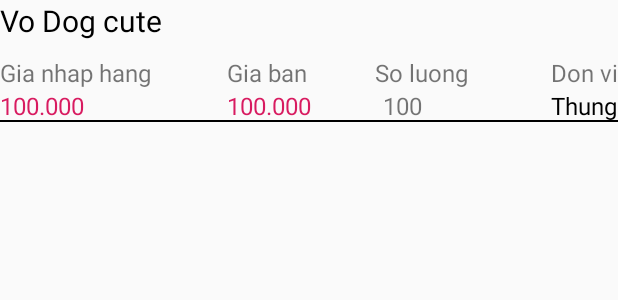
After one commit to tri11295/Qu-n-l-TD, an Android app: the layout item_detail.xml on its own in the app's theme, with its tools: preview values and no code run, on a phone screen of 412 x 824 dp. The commit adds this screen. Shown: the top 300 px of the screen. Run offline under Robolectric (Android 15) with nearby library versions, the phone set to English and light mode, and no system bars.

Commit message:
commit 2

```diff
--- a/app/src/main/java/com/example/qunltd/ui/home/HomeAdapter.kt
+++ b/app/src/main/java/com/example/qunltd/ui/home/HomeAdapter.kt
@@ -9,7 +9,7 @@ import com.example.qunltd.databinding.ItemHomeBinding
 import com.example.qunltd.extension.visibleIf
 import com.example.qunltd.model.HomeModel
 
-class HomeAdapter(private val list: List<HomeModel>) :
+class HomeAdapter(private val list: List<HomeModel>, private val onClick: () -> Unit) :
     RecyclerView.Adapter<HomeAdapter.HomeViewHolder>() {
 
     inner class HomeViewHolder(private val binding: ItemHomeBinding) :
@@ -17,6 +17,9 @@ class HomeAdapter(private val list: List<HomeModel>) :
         @SuppressLint("StringFormatMatches")
         fun bind(item: HomeModel) {
             with(binding) {
+                root.setOnClickListener {
+                    onClick.invoke()
+                }
                 ivSetting.setImageResource(item.icon)
                 tvName.text = item.name
                 tvNotification.text = binding.root.context.getString(
--- a/app/src/main/java/com/example/qunltd/ui/home/HomeFragment.kt
+++ b/app/src/main/java/com/example/qunltd/ui/home/HomeFragment.kt
@@ -29,11 +29,13 @@ class HomeFragment : Fragment() {
             rvHome.adapter = HomeAdapter(
                 listOf(
                     HomeModel("Quản lý đơn hàng", R.drawable.account_box_outline, 2),
-                    HomeModel("Quản lý đơn hàng", R.drawable.account_box_outline, 1),
-                    HomeModel("Quản lý đơn hàng", R.drawable.account_box_outline, 2),
-                    HomeModel("Quản lý đơn hàng", R.drawable.account_box_outline, 4),
+                    HomeModel("Xuất hàng", R.drawable.account_box_outline, 1),
+                    HomeModel("Nhập hàng", R.drawable.account_box_outline, 2),
+                    HomeModel("Tồn kho", R.drawable.account_box_outline, 4),
                 )
-            )
+            ) {
+                findNavController().navigate(HomeFragmentDirections.actionHomeFragmentToDetailFragment())
+            }
         }
     }
 }
--- /dev/null
+++ b/app/src/main/res/layout/item_detail.xml
@@ -0,0 +1,105 @@
+<?xml version="1.0" encoding="utf-8"?>
+<layout xmlns:app="http://schemas.android.com/apk/res-auto">
+
+    <androidx.constraintlayout.widget.ConstraintLayout xmlns:android="http://schemas.android.com/apk/res/android"
+        android:layout_width="match_parent"
+        android:layout_height="wrap_content">
+
+        <androidx.appcompat.widget.AppCompatTextView
+            android:id="@+id/tvName"
+            android:layout_width="match_parent"
+            android:layout_height="wrap_content"
+            android:text="Vo Dog cute"
+            android:textColor="@color/black"
+            android:textSize="20sp"
+            app:layout_constraintStart_toStartOf="parent"
+            app:layout_constraintTop_toTopOf="parent" />
+
+        <androidx.appcompat.widget.AppCompatTextView
+            android:id="@+id/tvText1"
+            android:layout_width="wrap_content"
+            android:layout_height="wrap_content"
+            android:layout_marginTop="10dp"
+            android:text="Gia nhap hang"
+            android:textSize="16sp"
+            app:layout_constraintStart_toStartOf="parent"
+            app:layout_constraintTop_toBottomOf="@+id/tvName" />
+
+        <androidx.appcompat.widget.AppCompatTextView
+            android:id="@+id/tvPriceBuy"
+            android:layout_width="wrap_content"
+            android:layout_height="wrap_content"
+            android:text="100.000"
+            android:textColor="@color/colorAccent"
+            android:textSize="16sp"
+            app:layout_constraintStart_toStartOf="@+id/tvText1"
+            app:layout_constraintTop_toBottomOf="@+id/tvText1" />
+
+        <androidx.appcompat.widget.AppCompatTextView
+            android:id="@+id/tvText2"
+            android:layout_width="wrap_content"
+            android:layout_height="wrap_content"
+            android:layout_marginStart="5dp"
+            android:text="Gia ban"
+            android:textSize="16sp"
+            app:layout_constraintEnd_toStartOf="@+id/tvText3"
+            app:layout_constraintStart_toEndOf="@+id/tvText1"
+            app:layout_constraintTop_toTopOf="@+id/tvText1" />
+
+        <androidx.appcompat.widget.AppCompatTextView
+            android:id="@+id/tvPriceSell"
+            android:layout_width="wrap_content"
+            android:layout_height="wrap_content"
+            android:text="100.000"
+            android:textColor="@color/colorAccent"
+            android:textSize="16sp"
+            app:layout_constraintStart_toStartOf="@+id/tvText2"
+            app:layout_constraintTop_toBottomOf="@+id/tvText2" />
+
+        <androidx.appcompat.widget.AppCompatTextView
+            android:id="@+id/tvText4"
+            android:layout_width="wrap_content"
+            android:layout_height="wrap_content"
+            android:text="Don vi"
+            android:textSize="16sp"
+            app:layout_constraintEnd_toEndOf="parent"
+            app:layout_constraintTop_toTopOf="@+id/tvText1" />
+
+        <androidx.appcompat.widget.AppCompatTextView
+            android:id="@+id/tvUnit"
+            android:layout_width="wrap_content"
+            android:layout_height="wrap_content"
+            android:text="Thung"
+            android:textColor="@color/black"
+            android:textSize="16sp"
+            app:layout_constraintStart_toStartOf="@+id/tvText4"
+            app:layout_constraintTop_toBottomOf="@+id/tvText4" />
+
+        <androidx.appcompat.widget.AppCompatTextView
+            android:id="@+id/tvText3"
+            android:layout_width="wrap_content"
+            android:layout_height="wrap_content"
+            android:layout_marginEnd="10dp"
+            android:text="So luong"
+            android:textSize="16sp"
+            app:layout_constraintEnd_toStartOf="@+id/tvText4"
+            app:layout_constraintStart_toEndOf="@+id/tvText2"
+            app:layout_constraintTop_toTopOf="@+id/tvText1" />
+
+        <androidx.appcompat.widget.AppCompatTextView
+            android:layout_width="wrap_content"
+            android:layout_height="wrap_content"
+            android:layout_marginStart="5dp"
+            android:text="100"
+            android:textSize="16sp"
+            app:layout_constraintStart_toStartOf="@+id/tvText3"
+            app:layout_constraintTop_toBottomOf="@+id/tvText3" />
+
+        <View
+            android:layout_width="match_parent"
+            android:layout_height="1dp"
+            android:background="@color/black"
+            app:layout_constraintBottom_toBottomOf="parent"/>
+
+    </androidx.constraintlayout.widget.ConstraintLayout>
+</layout>
```
